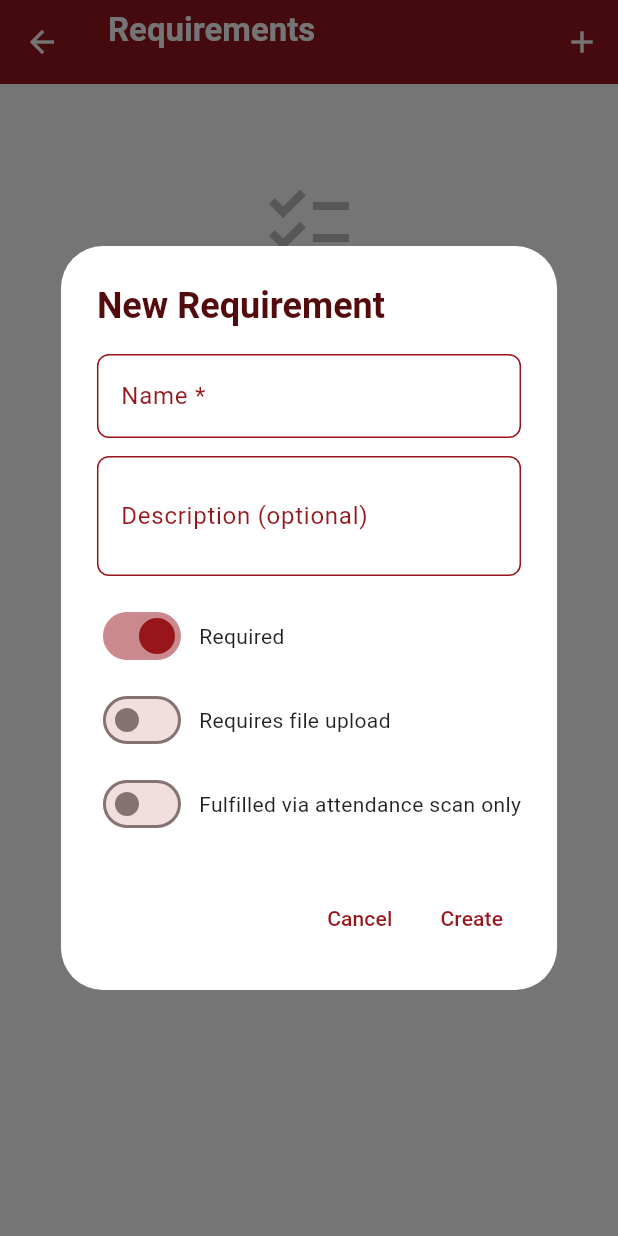
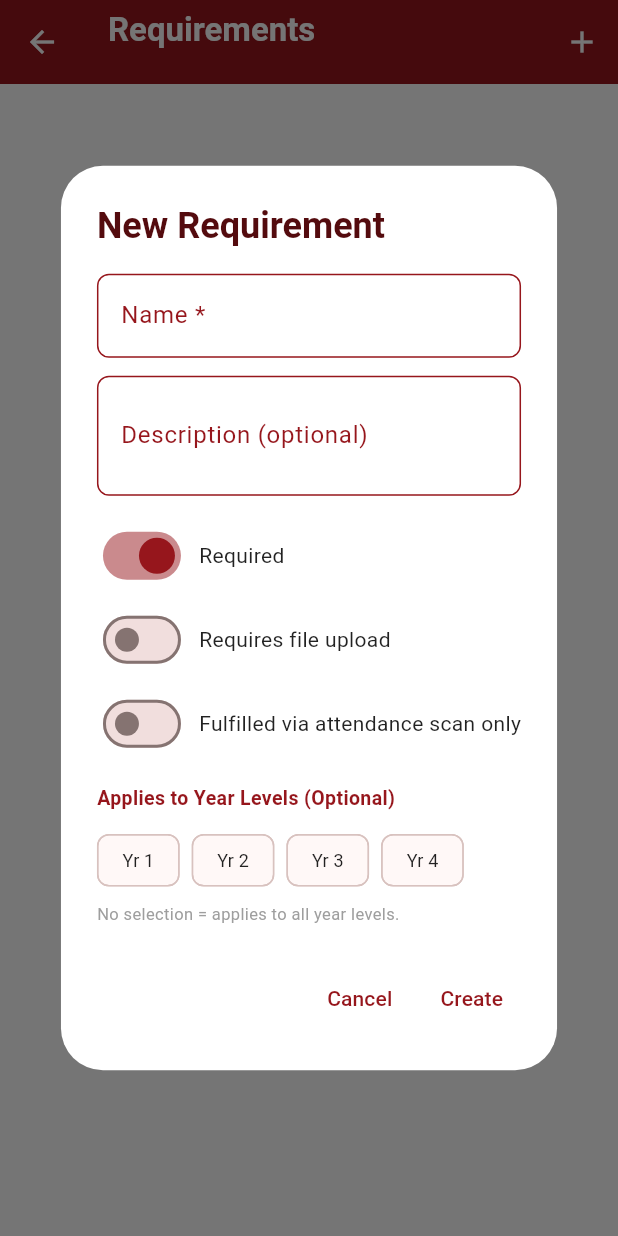
Before and after one commit to kaisergia/EAMS-Attendance-App, a Flutter app: the RequirementsScreen screen opened directly with empty values, after a tap on the "add" icon, on a phone screen of 412 x 824 dp. Run offline on Flutter 3.47's test engine with Material 3 defaults, Android fonts, the phone set to English and light mode, and no system bars; our stand-ins replace supabase_flutter; missing offline and left inert: mobile_scanner; accounts and stored records are empty; Roboto replaces fonts that are missing (Poppins).

Commit message:
revised (5)

```diff
--- a/lib/screens/requirements_screen.dart
+++ b/lib/screens/requirements_screen.dart
@@ -127,6 +127,7 @@ class _RequirementsScreenState extends State<RequirementsScreen> {
     bool isRequired = true;
     bool requiresUpload = false;
     bool isAttendance = false;
+    List<String> selectedYearLevels = [];
     bool isSaving = false;
 
     showDialog(
@@ -175,6 +176,50 @@ class _RequirementsScreenState extends State<RequirementsScreen> {
                     if (v) requiresUpload = false;
                   }),
                 ),
+                const SizedBox(height: 12),
+                const Text(
+                  'Applies to Year Levels (Optional)',
+                  style: TextStyle(
+                      fontSize: 13,
+                      fontWeight: FontWeight.bold,
+                      color: primaryRed),
+                ),
+                const SizedBox(height: 8),
+                Wrap(
+                  spacing: 8,
+                  children: ['1', '2', '3', '4'].map((year) {
+                    final isSelected = selectedYearLevels.contains(year);
+                    return FilterChip(
+                      label: Text('Yr $year'),
+                      selected: isSelected,
+                      onSelected: (selected) {
+                        setDialogState(() {
+                          if (selected) {
+                            selectedYearLevels.add(year);
+                          } else {
+                            selectedYearLevels.remove(year);
+                          }
+                        });
+                      },
+                      selectedColor: primaryRed.withOpacity(0.2),
+                      checkmarkColor: primaryRed,
+                      labelStyle: TextStyle(
+                        color: isSelected ? primaryRed : Colors.black87,
+                        fontSize: 12,
+                        fontWeight:
+                            isSelected ? FontWeight.bold : FontWeight.normal,
+                      ),
+                    );
+                  }).toList(),
+                ),
+                if (selectedYearLevels.isEmpty)
+                  const Padding(
+                    padding: EdgeInsets.only(top: 4),
+                    child: Text(
+                      'No selection = applies to all year levels.',
+                      style: TextStyle(fontSize: 11, color: Colors.grey),
+                    ),
+                  ),
                 if (isAttendance)
                   Container(
                     margin: const EdgeInsets.only(top: 8),
@@ -234,6 +279,7 @@ class _RequirementsScreenState extends State<RequirementsScreen> {
                           isRequired: isRequired,
                           requiresUpload: requiresUpload,
                           isAttendance: isAttendance,
+                          applicableYearLevels: selectedYearLevels,
                         );
                         if (mounted) {
                           nav.pop();
@@ -273,6 +319,7 @@ class _RequirementsScreenState extends State<RequirementsScreen> {
     bool isRequired = req['is_required'] as bool? ?? true;
     bool requiresUpload = req['requires_upload'] as bool? ?? false;
     bool isAttendance = req['is_attendance'] as bool? ?? false;
+    List<String> selectedYearLevels = List<String>.from(req['applicable_year_levels'] ?? []);
     bool isSaving = false;
 
     showDialog(
@@ -321,6 +368,50 @@ class _RequirementsScreenState extends State<RequirementsScreen> {
                     if (v) requiresUpload = false;
                   }),
                 ),
+                const SizedBox(height: 12),
+                const Text(
+                  'Applies to Year Levels (Optional)',
+                  style: TextStyle(
+                      fontSize: 13,
+                      fontWeight: FontWeight.bold,
+                      color: primaryRed),
+                ),
+                const SizedBox(height: 8),
+                Wrap(
+                  spacing: 8,
+                  children: ['1', '2', '3', '4'].map((year) {
+                    final isSelected = selectedYearLevels.contains(year);
+                    return FilterChip(
+                      label: Text('Yr $year'),
+                      selected: isSelected,
+                      onSelected: (selected) {
+                        setDialogState(() {
+                          if (selected) {
+                            selectedYearLevels.add(year);
+                          } else {
+                            selectedYearLevels.remove(year);
+                          }
+                        });
+                      },
+                      selectedColor: primaryRed.withOpacity(0.2),
+                      checkmarkColor: primaryRed,
+                      labelStyle: TextStyle(
+                        color: isSelected ? primaryRed : Colors.black87,
+                        fontSize: 12,
+                        fontWeight:
+                            isSelected ? FontWeight.bold : FontWeight.normal,
+                      ),
+                    );
+                  }).toList(),
+                ),
+                if (selectedYearLevels.isEmpty)
+                  const Padding(
+                    padding: EdgeInsets.only(top: 4),
+                    child: Text(
+                      'No selection = applies to all year levels.',
+                      style: TextStyle(fontSize: 11, color: Colors.grey),
+                    ),
+                  ),
                 if (isAttendance)
                   Container(
                     margin: const EdgeInsets.only(top: 8),
@@ -379,6 +470,7 @@ class _RequirementsScreenState extends State<RequirementsScreen> {
                           isRequired: isRequired,
                           requiresUpload: requiresUpload,
                           isAttendance: isAttendance,
+                          applicableYearLevels: selectedYearLevels,
                         );
                         if (mounted) {
                           nav.pop();
@@ -604,6 +696,14 @@ class _RequirementCard extends StatelessWidget {
                   _chip('Scan Only', Colors.indigo.shade50,
                       Colors.indigo.shade700,
                       icon: Icons.qr_code_scanner),
+                if ((req['applicable_year_levels'] as List?)?.isNotEmpty == true)
+                  ... (req['applicable_year_levels'] as List).map((yr) => _chip(
+                    'Yr $yr',
+                    primaryRed.withOpacity(0.1),
+                    primaryRed,
+                  )),
+                if ((req['applicable_year_levels'] as List?)?.isEmpty == true || req['applicable_year_levels'] == null)
+                  _chip('All Years', Colors.grey.shade100, Colors.grey[600]!),
               ],
             ),
             const SizedBox(height: 10),
--- a/lib/services/supabase_service.dart
+++ b/lib/services/supabase_service.dart
@@ -5,6 +5,19 @@ import '../models/event.dart';
 
 class SupabaseService {
   static final supabase = Supabase.instance.client;
+
+  static Future<int> revalidateSourceClearanceItems({
+    required String sourceType,
+    required String sourceId,
+    String? reason,
+  }) async {
+    final data = await supabase.rpc('revalidate_source_clearance_items', params: {
+      'p_source_type': sourceType,
+      'p_source_id': sourceId,
+      'p_reason': reason,
+    });
+    return (data as int?) ?? 0;
+  }
 
   // ── Auth ──────────────────────────────────────────────────────────────────
 
@@ -199,6 +212,7 @@ class SupabaseService {
     bool isRequired = true,
     bool requiresUpload = false,
     bool isAttendance = false,
+    List<String>? applicableYearLevels,
   }) async {
     final existing = await supabase
         .from('requirements')
@@ -220,6 +234,7 @@ class SupabaseService {
       'is_required': isRequired,
       'requires_upload': requiresUpload,
       'is_attendance': isAttendance,
+      if (applicableYearLevels != null) 'applicable_year_levels': applicableYearLevels,
       'order': nextOrder,
       'is_published': false,
     }).select().single();
@@ -234,6 +249,7 @@ class SupabaseService {
     bool? requiresUpload,
     bool? isAttendance,
     bool? isPublished,
+    List<String>? applicableYearLevels,
   }) async {
     final updates = <String, dynamic>{};
     if (name != null) updates['name'] = name;
@@ -242,6 +258,7 @@ class SupabaseService {
     if (requiresUpload != null) updates['requires_upload'] = requiresUpload;
     if (isAttendance != null) updates['is_attendance'] = isAttendance;
     if (isPublished != null) updates['is_published'] = isPublished;
+    if (applicableYearLevels != null) updates['applicable_year_levels'] = applicableYearLevels;
 
     final data = await supabase
         .from('requirements')
@@ -249,6 +266,18 @@ class SupabaseService {
         .eq('id', id)
         .select()
         .single();
+
+    if (updates.containsKey('applicable_year_levels') ||
+        updates.containsKey('is_required') ||
+        updates.containsKey('is_published')) {
+      await revalidateSourceClearanceItems(
+        sourceType: data['source_type'] as String,
+        sourceId: data['source_id'] as String,
+        reason:
+            'A requirement was updated after your submission. Please review and re-submit.',
+      );
+    }
+
     return data;
   }
 
```
Also changed, not shown: 1 other file.
